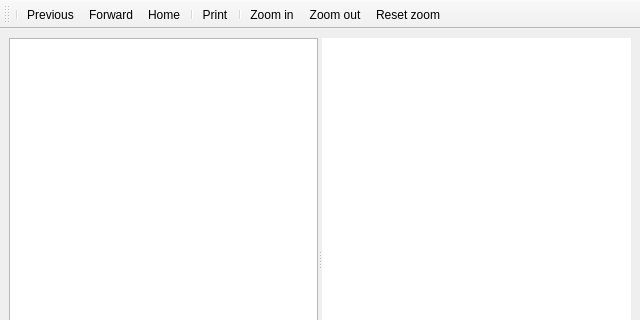
gkunter/coquery, file coquery/gui/ui/helpViewer.ui: the form before one commit; both pictures show x 0 to 640 and y 0 to 320 of the 640 by 480 pixel window.
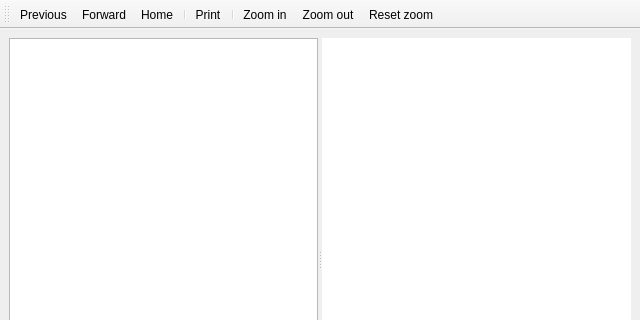
The form after the commit. Icons and pictures are not drawn.

Commit message: Update help viewer a bit

The edit to the form file:
```diff
--- a/coquery/gui/ui/helpViewer.ui
+++ b/coquery/gui/ui/helpViewer.ui
@@ -53,7 +53,6 @@
    <attribute name="toolBarBreak">
     <bool>false</bool>
    </attribute>
-   <addaction name="separator"/>
    <addaction name="action_prev"/>
    <addaction name="action_next"/>
    <addaction name="action_home"/>
```
Left out of the diff: 2 changed lines with no effect on the pictures. The commit also changes 2 other files.
